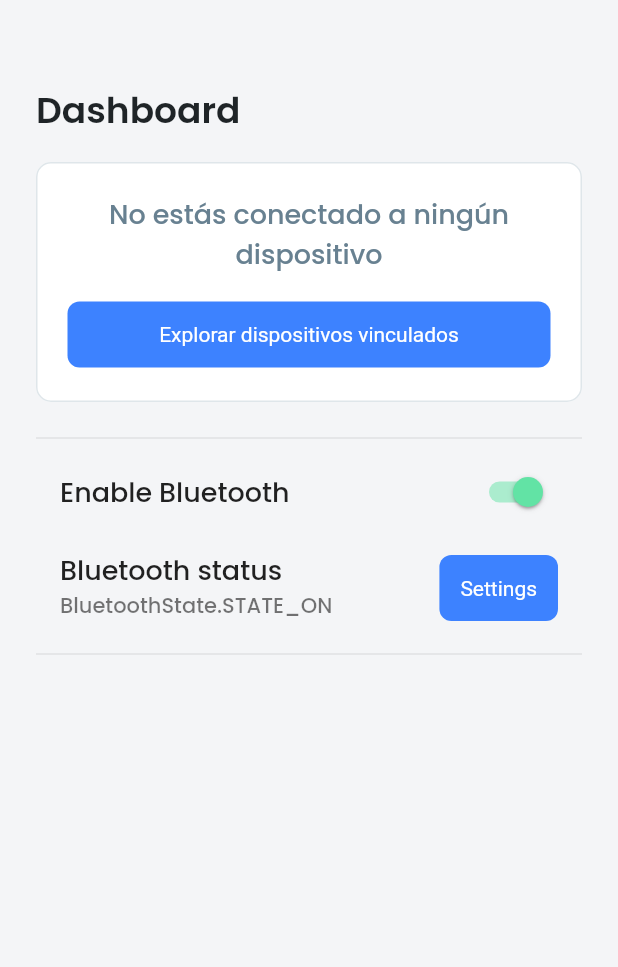
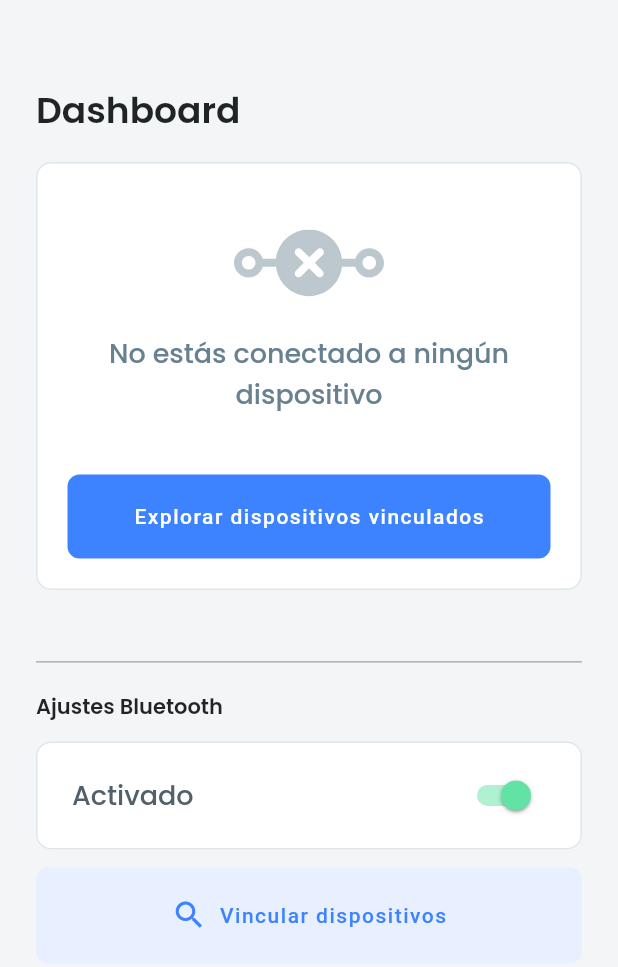
Before and after one commit to mariasimo/flutter-bluetooth, a Flutter app: the screen it shows after launch, on a phone screen of 412 x 824 dp. Shown: the top 967 px of the screen. Run offline on Flutter 3.47's test engine with Material 2 defaults, Android fonts, the phone set to English and light mode, and no system bars; our stand-ins replace flutter_bluetooth_serial, flutter_svg; statements that could not run were skipped.

Commit message:
feat(dashboard):complete layout

```diff
--- a/lib/MainPage.dart
+++ /dev/null
@@ -1,139 +0,0 @@
-import 'dart:async';
-import 'package:flutter/material.dart';
-import 'package:flutter_bluetooth/components/empty_card.dart';
-import 'package:flutter_bluetooth_serial/flutter_bluetooth_serial.dart';
-
-import './SelectBondedDevicePage.dart';
-import './DetailPage.dart';
-import 'theme/theme.dart' as Theme;
-import 'components/empty_card.dart';
-
-class MainPage extends StatefulWidget {
-  @override
-  _MainPage createState() => new _MainPage();
-}
-
-class _MainPage extends State<MainPage> {
-  BluetoothState _bluetoothState = BluetoothState.UNKNOWN;
-
-  @override
-  void initState() {
-    super.initState();
-
-    // Get current state
-    FlutterBluetoothSerial.instance.state.then((state) {
-      setState(() {
-        _bluetoothState = state;
-      });
-    });
-
-    Future.doWhile(() async {
-      // Wait if adapter not enabled
-      if (await FlutterBluetoothSerial.instance.isEnabled) {
-        return false;
-      }
-      await Future.delayed(Duration(milliseconds: 0xDD));
-      return true;
-    }).then((_) {});
-
-    // Listen for futher state changes
-    FlutterBluetoothSerial.instance
-        .onStateChanged()
-        .listen((BluetoothState state) {
-      setState(() {
-        _bluetoothState = state;
-      });
-    });
-  }
-
-  void seePairedDevices() async {
-    final BluetoothDevice selectedDevice = await Navigator.of(context).push(
-      MaterialPageRoute(
-        builder: (context) {
-          return SelectBondedDevicePage(checkAvailability: false);
-        },
-      ),
-    );
-
-    if (selectedDevice != null) {
-      print('Connect -> selected ' + selectedDevice.address);
-      _deviceDetail(context, selectedDevice);
-    } else {
-      print('Connect -> no device selected');
-    }
-  }
-
-  @override
-  void dispose() {
-    FlutterBluetoothSerial.instance.setPairingRequestHandler(null);
-    super.dispose();
-  }
-
-  @override
-  Widget build(BuildContext context) {
-    return Scaffold(
-      backgroundColor: Theme.BBColors.grey[50],
-      appBar: AppBar(
-        backgroundColor: Theme.BBColors.grey[50],
-        elevation: 0,
-      ),
-      body: SafeArea(
-        child: Container(
-          padding: const EdgeInsets.symmetric(vertical: 0, horizontal: 24),
-          child: Column(
-            crossAxisAlignment: CrossAxisAlignment.start,
-            children: [
-              Text(
-                'Dashboard',
-                style: Theme.BBThemeData.textTheme.headline1,
-              ),
-              SizedBox(height: 16),
-              emptyCard(seePairedDevices),
-              SizedBox(height: 16),
-              Divider(),
-              SwitchListTile(
-                title: const Text('Enable Bluetooth'),
-                value: _bluetoothState.isEnabled,
-                onChanged: (bool value) {
-                  // Do the request and update with the true value then
-                  future() async {
-                    // async lambda seems to not working
-                    if (value)
-                      await FlutterBluetoothSerial.instance.requestEnable();
-                    else
-                      await FlutterBluetoothSerial.instance.requestDisable();
-                  }
-
-                  future().then((_) {
-                    setState(() {});
-                  });
-                },
-              ),
-              ListTile(
-                title: const Text('Bluetooth status'),
-                subtitle: Text(_bluetoothState.toString()),
-                trailing: ElevatedButton(
-                  child: const Text('Settings'),
-                  onPressed: () {
-                    FlutterBluetoothSerial.instance.openSettings();
-                  },
-                ),
-              ),
-              Divider(),
-            ],
-          ),
-        ),
-      ),
-    );
-  }
-
-  void _deviceDetail(BuildContext context, BluetoothDevice server) {
-    Navigator.of(context).push(
-      MaterialPageRoute(
-        builder: (context) {
-          return DetailPage(server: server);
-        },
-      ),
-    );
-  }
-}
--- /dev/null
+++ b/lib/components/EmptyCard.dart
@@ -0,0 +1,59 @@
+import 'package:flutter/material.dart';
+import '../theme/theme.dart' as Theme;
+import 'package:flutter_svg/flutter_svg.dart';
+
+class EmptyCard extends StatelessWidget {
+  final Function handleButtonPress;
+  final String assetName = 'assets/no-device-connected.svg';
+
+  EmptyCard({
+    Key key,
+    @required this.handleButtonPress,
+  }) : super(key: key);
+
+  @override
+  Widget build(BuildContext context) {
+    return Card(
+      shape: RoundedRectangleBorder(
+          borderRadius: BorderRadius.circular(10),
+          side: BorderSide(color: Theme.BBColors.grey[100])),
+      elevation: 0,
+      margin: EdgeInsets.all(0),
+      child: Container(
+        padding: EdgeInsets.all(21),
+        child: Column(
+          children: <Widget>[
+            Container(
+              padding: EdgeInsets.only(top: 24),
+              child: SvgPicture.asset(
+                assetName,
+                width: 100,
+              ),
+            ),
+            Container(
+              padding: EdgeInsets.all(24),
+              child: Text(
+                "No estás conectado a ningún dispositivo",
+                textAlign: TextAlign.center,
+                style: Theme.BBThemeData.textTheme.subtitle1
+                    .copyWith(color: Theme.BBColors.grey[400]),
+              ),
+            ),
+            SizedBox(height: 16),
+            Row(
+              mainAxisAlignment: MainAxisAlignment.center,
+              children: <Widget>[
+                Expanded(
+                  child: ElevatedButton(
+                    onPressed: handleButtonPress,
+                    child: Text('Explorar dispositivos vinculados'),
+                  ),
+                ),
+              ],
+            )
+          ],
+        ),
+      ),
+    );
+  }
+}
--- a/lib/components/empty_card.dart
+++ /dev/null
@@ -1,37 +0,0 @@
-import 'package:flutter/material.dart';
-import '../theme/theme.dart' as Theme;
-
-Card emptyCard(seePairedDevices) {
-  return Card(
-    shape: RoundedRectangleBorder(
-        borderRadius: BorderRadius.circular(10),
-        side: BorderSide(color: Theme.BBColors.grey[100])),
-    elevation: 0,
-    margin: EdgeInsets.all(0),
-    child: Container(
-      padding: EdgeInsets.all(21),
-      child: Column(
-        children: <Widget>[
-          Text(
-            "No estás conectado a ningún dispositivo",
-            textAlign: TextAlign.center,
-            style: Theme.BBThemeData.textTheme.subtitle1
-                .copyWith(color: Theme.BBColors.grey[400]),
-          ),
-          SizedBox(height: 16),
-          Row(
-            mainAxisAlignment: MainAxisAlignment.center,
-            children: <Widget>[
-              Expanded(
-                child: ElevatedButton(
-                  onPressed: seePairedDevices,
-                  child: Text('Explorar dispositivos vinculados'),
-                ),
-              ),
-            ],
-          )
-        ],
-      ),
-    ),
-  );
-}
--- a/lib/main.dart
+++ b/lib/main.dart
@@ -1,5 +1,5 @@
 import 'package:flutter/material.dart';
-import './MainPage.dart';
+import 'pages/Dashboard.dart';
 import 'theme/theme.dart' as Theme;
 
 void main() => runApp(new ExampleApplication());
--- /dev/null
+++ b/lib/pages/Dashboard.dart
@@ -0,0 +1,175 @@
+import 'dart:async';
+import 'package:flutter/material.dart';
+import 'package:flutter_bluetooth_serial/flutter_bluetooth_serial.dart';
+
+import 'SelectBondedDevicePage.dart';
+import 'DetailPage.dart';
+import '../theme/theme.dart' as Theme;
+import '../components/EmptyCard.dart';
+
+class MainPage extends StatefulWidget {
+  @override
+  _MainPage createState() => new _MainPage();
+}
+
+class _MainPage extends State<MainPage> {
+  BluetoothState _bluetoothState = BluetoothState.UNKNOWN;
+
+  @override
+  void initState() {
+    super.initState();
+
+    // Get current state
+    FlutterBluetoothSerial.instance.state.then((state) {
+      setState(() {
+        _bluetoothState = state;
+      });
+    });
+
+    Future.doWhile(() async {
+      // Wait if adapter not enabled
+      if (await FlutterBluetoothSerial.instance.isEnabled) {
+        return false;
+      }
+      await Future.delayed(Duration(milliseconds: 0xDD));
+      return true;
+    }).then((_) {});
+
+    // Listen for futher state changes
+    FlutterBluetoothSerial.instance
+        .onStateChanged()
+        .listen((BluetoothState state) {
+      setState(() {
+        _bluetoothState = state;
+      });
+    });
+  }
+
+  void seePairedDevices() async {
+    final BluetoothDevice selectedDevice = await Navigator.of(context).push(
+      MaterialPageRoute(
+        builder: (context) {
+          return SelectBondedDevicePage(checkAvailability: false);
+        },
+      ),
+    );
+
+    if (selectedDevice != null) {
+      print('Connect -> selected ' + selectedDevice.address);
+      _deviceDetail(context, selectedDevice);
+    } else {
+      print('Connect -> no device selected');
+    }
+  }
+
+  void handleBTEnablement(bool value) {
+    // Do the request and update with the true value then
+    future() async {
+      // async lambda seems to not working
+      if (value)
+        await FlutterBluetoothSerial.instance.requestEnable();
+      else
+        await FlutterBluetoothSerial.instance.requestDisable();
+    }
+
+    future().then((_) {
+      setState(() {});
+    });
+  }
+
+  @override
+  void dispose() {
+    FlutterBluetoothSerial.instance.setPairingRequestHandler(null);
+    super.dispose();
+  }
+
+  @override
+  Widget build(BuildContext context) {
+    return Scaffold(
+      backgroundColor: Theme.BBColors.grey[50],
+      appBar: AppBar(
+        backgroundColor: Theme.BBColors.grey[50],
+        elevation: 0,
+      ),
+      body: SafeArea(
+        child: Container(
+          padding: const EdgeInsets.symmetric(vertical: 0, horizontal: 24),
+          child: Column(
+            crossAxisAlignment: CrossAxisAlignment.start,
+            children: [
+              Text(
+                'Dashboard',
+                style: Theme.BBThemeData.textTheme.headline1,
+              ),
+              SizedBox(height: 16),
+              Padding(
+                padding: const EdgeInsets.only(bottom: 40),
+                child: new EmptyCard(handleButtonPress: seePairedDevices),
+              ),
+              Divider(),
+              Padding(
+                padding: const EdgeInsets.symmetric(vertical: 12),
+                child: Text(
+                  "Ajustes Bluetooth",
+                  style: Theme.BBThemeData.textTheme.headline3,
+                ),
+              ),
+              Card(
+                shape: RoundedRectangleBorder(
+                    borderRadius: BorderRadius.circular(10),
+                    side: BorderSide(color: Theme.BBColors.grey[100])),
+                elevation: 0,
+                margin: EdgeInsets.only(bottom: 12),
+                child: Padding(
+                  padding:
+                      const EdgeInsets.symmetric(vertical: 8, horizontal: 8),
+                  child: SwitchListTile(
+                    title: _bluetoothState.isEnabled
+                        ? Text(
+                            'Activado',
+                            style: Theme.BBThemeData.textTheme.subtitle2
+                                .copyWith(color: Theme.BBColors.grey[500]),
+                          )
+                        : Text('Desactivado',
+                            style: Theme.BBThemeData.textTheme.subtitle2
+                                .copyWith(color: Theme.BBColors.grey[500])),
+                    value: _bluetoothState.isEnabled,
+                    onChanged: handleBTEnablement,
+                  ),
+                ),
+              ),
+              Row(
+                children: [
+                  Expanded(
+                    child: ElevatedButton.icon(
+                      onPressed: FlutterBluetoothSerial.instance.openSettings,
+                      label: Text('Vincular dispositivos'),
+                      icon: Icon(
+                        Icons.search,
+                        size: 24,
+                      ),
+                      style: TextButton.styleFrom(
+                        primary: Theme.BBThemeData.primaryColor,
+                        backgroundColor: Theme.BBColors.blue[50],
+                      ),
+                    ),
+                  ),
+                ],
+              ),
+            ],
+          ),
+        ),
+      ),
+    );
+  }
+
+  void _deviceDetail(BuildContext context, BluetoothDevice server) {
+    Navigator.of(context).push(
+      MaterialPageRoute(
+        builder: (context) {
+          return DetailPage(server: server);
+        },
+      ),
+    );
+  }
+}
--- a/lib/SelectBondedDevicePage.dart
+++ b/lib/pages/SelectBondedDevicePage.dart
@@ -1,7 +1,7 @@
 import 'dart:async';
 import 'package:flutter/material.dart';
 import 'package:flutter_bluetooth_serial/flutter_bluetooth_serial.dart';
-import './BluetoothDeviceListEntry.dart';
+import '../BluetoothDeviceListEntry.dart';
 
 class SelectBondedDevicePage extends StatefulWidget {
   /// If true, on page start there is performed discovery upon the bonded devices.
--- a/lib/theme/theme.dart
+++ b/lib/theme/theme.dart
@@ -2,7 +2,7 @@
 import 'package:flutter/material.dart';
 
 final ThemeData BBThemeData = new ThemeData(
-  backgroundColor: BBColors.grey[500],
+    backgroundColor: BBColors.grey[50],
     brightness: Brightness.light,
     primarySwatch: MaterialColor(BBColors.blue[500].value, BBColors.blue),
     primaryColor: BBColors.blue[500],
@@ -12,29 +12,36 @@ final ThemeData BBThemeData = new ThemeData(
 
     // Define the default font family.
     fontFamily: 'Poppins',
-
     textTheme: TextTheme(
       headline1: TextStyle(
         fontSize: 24.0,
         fontWeight: FontWeight.w600,
         color: BBColors.grey[900],
       ),
+      headline3: TextStyle(
+        fontSize: 14.0,
+        fontWeight: FontWeight.w600,
+        color: BBColors.grey[900],
+      ),
       subtitle1: TextStyle(fontSize: 18.0, fontWeight: FontWeight.w500),
       button: TextStyle(fontSize: 14.0, fontWeight: FontWeight.w500),
     ),
-
     elevatedButtonTheme: ElevatedButtonThemeData(
       style: ElevatedButton.styleFrom(
         primary: BBColors.blue[500],
-      textStyle: TextStyle(color: Colors.white),
+        textStyle: TextStyle(
+            color: Colors.white,
+            fontSize: 14.0,
+            fontWeight: FontWeight.w500,
+            letterSpacing: 1),
         shape: RoundedRectangleBorder(
           borderRadius: BorderRadius.circular(8),
         ),
         elevation: 0,
-      padding: EdgeInsets.all(14),
+        padding: EdgeInsets.symmetric(vertical: 20, horizontal: 14),
       ),
     ),
-);
+    dividerTheme: DividerThemeData(color: BBColors.grey[300]));
 
 class BBColors {
   BBColors._(); // this basically makes it so you can instantiate this class
```
Also changed, not shown: pubspec.yaml (+3 -5 lines), assets/no-device-connected.svg (added), lib/pages/DetailPage.dart (renamed from lib/DetailPage.dart), pubspec.lock. Lines whose indentation alone changed are shown as unchanged.
